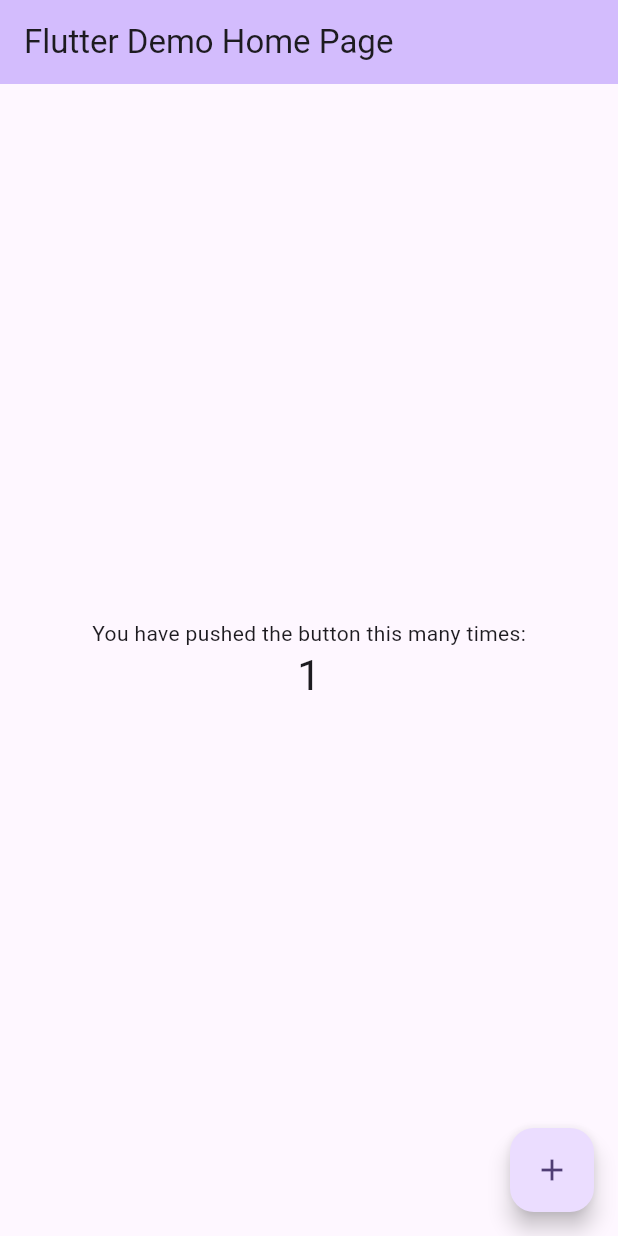
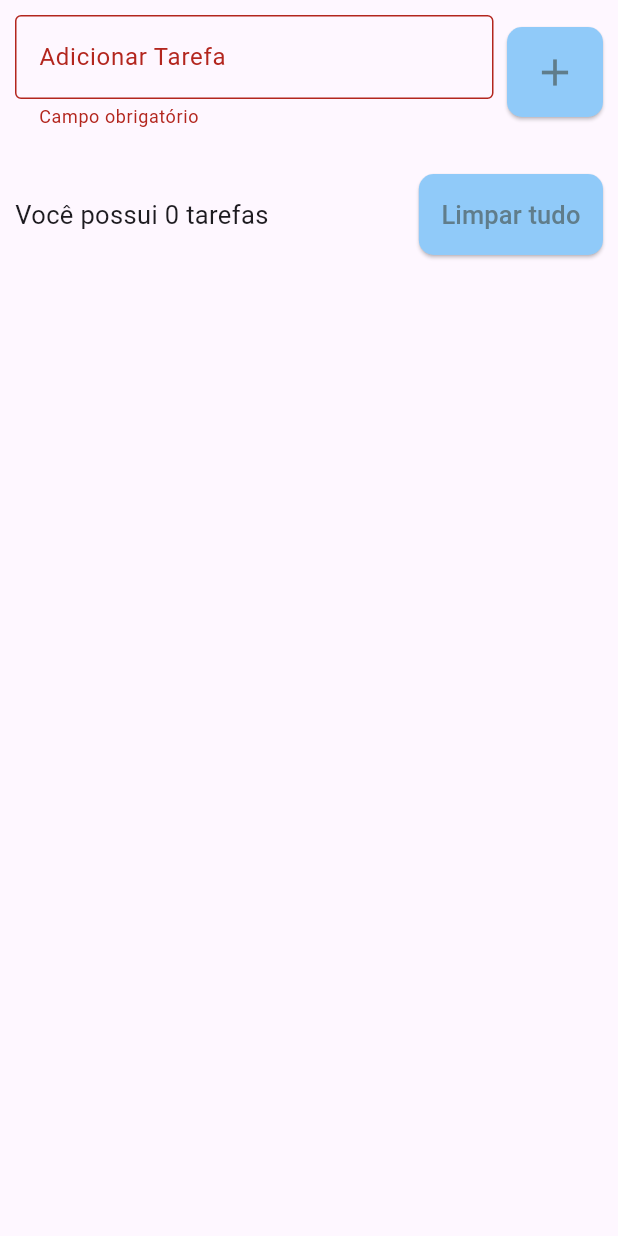
Before and after one commit to zeverardino/flutter_lista_tarefa, a Flutter app: the screen it shows after launch, after a tap on the "add" icon, on a phone screen of 412 x 824 dp. Run offline on Flutter 3.47's test engine with Material 3 defaults, Android fonts, the light colour scheme and no system bars; our stand-ins replace flutter_slidable, shared_preferences.

Commit message:
Lista de tarefas executada e gravando no aparelho os dados digitados.

```diff
--- a/lib/main.dart
+++ b/lib/main.dart
@@ -1,122 +1,18 @@
 import 'package:flutter/material.dart';
+import 'package:flutter_lista_tarefa/pages/todo_list_page.dart';
 
-void main() {
-  runApp(const MyApp());
+void main(){
+  runApp(MyApp());
 }
 
 class MyApp extends StatelessWidget {
-  const MyApp({super.key});
+  MyApp({super.key});
 
-  // This widget is the root of your application.
   @override
   Widget build(BuildContext context) {
     return MaterialApp(
-      title: 'Flutter Demo',
-      theme: ThemeData(
-        // This is the theme of your application.
-        //
-        // TRY THIS: Try running your application with "flutter run". You'll see
-        // the application has a purple toolbar. Then, without quitting the app,
-        // try changing the seedColor in the colorScheme below to Colors.green
-        // and then invoke "hot reload" (save your changes or press the "hot
-        // reload" button in a Flutter-supported IDE, or press "r" if you used
-        // the command line to start the app).
-        //
-        // Notice that the counter didn't reset back to zero; the application
-        // state is not lost during the reload. To reset the state, use hot
-        // restart instead.
-        //
-        // This works for code too, not just values: Most code changes can be
-        // tested with just a hot reload.
-        colorScheme: ColorScheme.fromSeed(seedColor: Colors.deepPurple),
-      ),
-      home: const MyHomePage(title: 'Flutter Demo Home Page'),
+      debugShowCheckedModeBanner: false,
+      home: TodoListPage(),
     );
   }
 }
-
-class MyHomePage extends StatefulWidget {
-  const MyHomePage({super.key, required this.title});
-
-  // This widget is the home page of your application. It is stateful, meaning
-  // that it has a State object (defined below) that contains fields that affect
-  // how it looks.
-
-  // This class is the configuration for the state. It holds the values (in this
-  // case the title) provided by the parent (in this case the App widget) and
-  // used by the build method of the State. Fields in a Widget subclass are
-  // always marked "final".
-
-  final String title;
-
-  @override
-  State<MyHomePage> createState() => _MyHomePageState();
-}
-
-class _MyHomePageState extends State<MyHomePage> {
-  int _counter = 0;
-
-  void _incrementCounter() {
-    setState(() {
-      // This call to setState tells the Flutter framework that something has
-      // changed in this State, which causes it to rerun the build method below
-      // so that the display can reflect the updated values. If we changed
-      // _counter without calling setState(), then the build method would not be
-      // called again, and so nothing would appear to happen.
-      _counter++;
-    });
-  }
-
-  @override
-  Widget build(BuildContext context) {
-    // This method is rerun every time setState is called, for instance as done
-    // by the _incrementCounter method above.
-    //
-    // The Flutter framework has been optimized to make rerunning build methods
-    // fast, so that you can just rebuild anything that needs updating rather
-    // than having to individually change instances of widgets.
-    return Scaffold(
-      appBar: AppBar(
-        // TRY THIS: Try changing the color here to a specific color (to
-        // Colors.amber, perhaps?) and trigger a hot reload to see the AppBar
-        // change color while the other colors stay the same.
-        backgroundColor: Theme.of(context).colorScheme.inversePrimary,
-        // Here we take the value from the MyHomePage object that was created by
-        // the App.build method, and use it to set our appbar title.
-        title: Text(widget.title),
-      ),
-      body: Center(
-        // Center is a layout widget. It takes a single child and positions it
-        // in the middle of the parent.
-        child: Column(
-          // Column is also a layout widget. It takes a list of children and
-          // arranges them vertically. By default, it sizes itself to fit its
-          // children horizontally, and tries to be as tall as its parent.
-          //
-          // Column has various properties to control how it sizes itself and
-          // how it positions its children. Here we use mainAxisAlignment to
-          // center the children vertically; the main axis here is the vertical
-          // axis because Columns are vertical (the cross axis would be
-          // horizontal).
-          //
-          // TRY THIS: Invoke "debug painting" (choose the "Toggle Debug Paint"
-          // action in the IDE, or press "p" in the console), to see the
-          // wireframe for each widget.
-          mainAxisAlignment: MainAxisAlignment.center,
-          children: <Widget>[
-            const Text('You have pushed the button this many times:'),
-            Text(
-              '$_counter',
-              style: Theme.of(context).textTheme.headlineMedium,
-            ),
-          ],
-        ),
-      ),
-      floatingActionButton: FloatingActionButton(
-        onPressed: _incrementCounter,
-        tooltip: 'Increment',
-        child: const Icon(Icons.add),
-      ), // This trailing comma makes auto-formatting nicer for build methods.
-    );
-  }
-}
--- /dev/null
+++ b/lib/models/todo.dart
@@ -0,0 +1,21 @@
+class Todo {
+
+  Todo({required this.title, required this.dateTime});
+
+  Todo.fromJson(Map<String, dynamic> json) :
+      title = json['title'],
+      dateTime = DateTime.parse(json['dateTime'])
+  ;
+
+  String title;
+  DateTime dateTime;
+
+  Map<String, dynamic> toJson(){
+    return {
+      'title': title,
+      'dateTime': dateTime.toIso8601String(),
+    };
+
+  }
+
+}
--- /dev/null
+++ b/lib/pages/todo_list_page.dart
@@ -0,0 +1,270 @@
+import 'package:flutter/material.dart';
+import 'package:flutter_lista_tarefa/models/todo.dart';
+import 'package:flutter_lista_tarefa/repositories/todo_repository.dart';
+import 'package:flutter_lista_tarefa/widgets/todo_list_item.dart';
+
+
+
+class TodoListPage extends StatefulWidget {
+  TodoListPage({super.key});
+
+  @override
+  State<TodoListPage> createState() => _TodoListPageState();
+}
+
+class _TodoListPageState extends State<TodoListPage> {
+  final TextEditingController todoController = TextEditingController();
+  final TodoRepository todoRepository = TodoRepository();
+
+  List<Todo> todos = [];
+
+  Todo? deletedTodo;
+  int? deletedTodoPos;
+
+  String? errorText;
+
+  void initState(){
+    super.initState();
+    todoRepository.loadTodo().then((value) {
+      setState(() {
+        todos = value;
+      });
+    });
+  }
+
+
+  @override
+  Widget build(BuildContext context) {
+    return SafeArea(
+      child: Scaffold(
+        body: Center(
+          child: Padding(
+            padding: const EdgeInsets.all(10),
+            child: Column(
+              mainAxisAlignment: MainAxisAlignment.start,
+              children: [
+                Row(
+                  children: [
+                    Expanded(
+                      flex: 4,
+                      child: TextField(
+                        decoration: InputDecoration(
+                          border: OutlineInputBorder(
+
+                          ),
+                          labelText: 'Adicionar Tarefa',
+                          hintText: 'Ex. Estudar',
+                          errorText: errorText,
+                        ),
+                        controller: todoController,
+                        onChanged: (value) {
+                          if(value.isNotEmpty){
+                            setState(() {
+                              errorText = null;
+                            });
+                          }
+                        },
+                      ),
+                    ),
+                    SizedBox(width: 9),
+                    ElevatedButton(
+                        onPressed: () {
+                          String text = todoController.text;
+                          print(text);
+                          if(text.isEmpty){
+                            setState(() {
+                              errorText = 'Campo obrigatório';
+                            });
+                            //validaCampoVazio();
+                            return;
+                          }
+                          setState(() {
+                            Todo newTodo = Todo(
+                              title: text,
+                              dateTime: DateTime.now(),
+                            );
+                            todos.add(newTodo);
+                            errorText = null;
+                          });
+                          todoController.clear();
+                          todoRepository.saveTodo(todos);
+                        },
+                        child: Icon(
+                            Icons.add,
+                            size: 30,
+                        ),
+                        style: ElevatedButton.styleFrom(
+                          backgroundColor: Colors.blue[200],
+                          foregroundColor: Colors.blueGrey,
+                          padding: EdgeInsets.all(15),
+                          shape: RoundedRectangleBorder(
+                            borderRadius: BorderRadius.circular(10),
+                          )
+                        ),
+                    )
+                  ],
+                ),
+                SizedBox(height: 15),
+                Flexible(
+                  child: ListView(
+                    shrinkWrap: true,
+                    children: [
+                        for(Todo todo in todos)
+                          TodoListItem(
+                            todo: todo,
+                            onDelete: onDelete,
+                          ),
+                    ],
+                  ),
+                ),
+                SizedBox(height: 15),
+                Row(
+                  children: [
+
+                    Expanded(
+                      child:
+                        Text(
+                            'Você possui ${todos.length} tarefas',
+                            style: TextStyle(
+                                fontSize: 17
+                            ),
+                        )
+                    ),
+                    ElevatedButton(
+                      onPressed: showDeleteAll,
+                      style: ElevatedButton.styleFrom(
+                        backgroundColor: Colors.blue[200],
+                        foregroundColor: Colors.blueGrey,
+                        padding: EdgeInsets.all(15),
+                        shape: RoundedRectangleBorder(
+                          borderRadius: BorderRadius.circular(10),
+                        )
+
+                      ),
+                      child:
+                        Text(
+                            'Limpar tudo',
+                            style: TextStyle(
+                                fontSize: 17
+                            ),
+                        ),
+
+                    )
+                  ],
+                )
+              ],
+            ),
+          ),
+        ),
+      ),
+    );
+  }
+
+  // function callback
+  void onDelete(Todo todo){
+    deletedTodo = todo;
+    deletedTodoPos = todos.indexOf(todo);
+    setState(() {
+      todos.remove(todo);
+    });
+
+    ScaffoldMessenger.of(context).removeCurrentSnackBar();
+    ScaffoldMessenger.of(context).showSnackBar(
+        SnackBar(
+            content:
+                Text(
+                    'Tarefa ${todo.title} foi removido!',
+                    style: TextStyle(
+                        fontWeight: FontWeight.bold
+                    ),
+                ),
+            backgroundColor: Colors.red[400],
+            action: SnackBarAction(
+              label: 'Desfazer',
+              textColor: Colors.green,
+              onPressed: () {
+                setState(() {
+                  todos.insert(deletedTodoPos!, deletedTodo!);
+                });
+                todoRepository.saveTodo(todos);
+              },
+            ),
+            duration: Duration(seconds: 5),
+        )
+    );
+
+  }
+
+  void showDeleteAll(){
+    showDialog(
+        context: context,
+        builder: (context) => AlertDialog(
+          title: Text('Limpar tudo?'),
+          content: Text('Você tem certeza que deseja apagar todas as tarefas?'),
+          actions: [
+
+            TextButton(
+                onPressed: deleteAllCancel,
+                child: Text('Cancelar'),
+
+            ),
+            TextButton(
+                onPressed: deleteAllOk,
+                child: Text(
+                    'Limpar Tudo',
+                    style: TextStyle(
+                      color: Colors.red,
+                      fontWeight: FontWeight.bold
+                    ),
+                )
+            ),
+          ],
+        )
+    );
+  }
+
+  void deleteAllOk(){
+    setState(() {
+      todos.clear();
+    });
+    todoRepository.saveTodo(todos);
+    Navigator.of(context).pop();
+
+  }
+
+  void deleteAllCancel(){
+    Navigator.of(context).pop();
+    ScaffoldMessenger.of(context).showSnackBar(
+        SnackBar(
+          content: Text(
+              'Operação cancelada!',
+              style: TextStyle(
+                color: Colors.black,
+                fontWeight: FontWeight.bold
+              ),
+          ),
+          duration: Duration(seconds: 5),
+          backgroundColor: Colors.orange,
+        )
+    );
+  }
+
+  void validaCampoVazio(){
+      showDialog(
+          context: context,
+          builder: (context) => AlertDialog(
+            title: Text('OK'),
+            content: Text('Campo de tarefa obrigatório'),
+            actions: [
+              TextButton(
+                onPressed: () {
+                  Navigator.of(context).pop();
+                },
+                child: Text('OK'),
+              )
+            ],
+          )
+      );
+  }
+
+}
--- /dev/null
+++ b/lib/repositories/todo_repository.dart
@@ -0,0 +1,26 @@
+import 'dart:convert';
+
+import 'package:flutter_lista_tarefa/models/todo.dart';
+import 'package:shared_preferences/shared_preferences.dart';
+
+const todoListKey = 'todo_list';
+
+class TodoRepository{
+
+  late SharedPreferences sharedPreferences;
+
+  void saveTodo(List<Todo> todos){
+    final jsonString = jsonEncode(todos);
+    print(jsonString);
+    sharedPreferences.setString(todoListKey, jsonString);
+  }
+
+  Future<List<Todo>> loadTodo() async {
+      sharedPreferences = await SharedPreferences.getInstance();
+      final String jsonString = sharedPreferences.getString(todoListKey) ?? '[]';
+      final List jsonDecoded = jsonDecode(jsonString) as List;
+      return jsonDecoded.map((e) => Todo.fromJson(e)).toList();
+  }
+
+
+}
--- a/pubspec.yaml
+++ b/pubspec.yaml
@@ -34,6 +34,9 @@ dependencies:
   # The following adds the Cupertino Icons font to your application.
   # Use with the CupertinoIcons class for iOS style icons.
   cupertino_icons: ^1.0.8
+  intl:
+  flutter_slidable: ^4.0.0
+  shared_preferences: ^2.5.3
 
 dev_dependencies:
   flutter_test:
```
Also changed, not shown: lib/widgets/todo_list_item.dart (added, +83 -0 lines), 1 other file.
